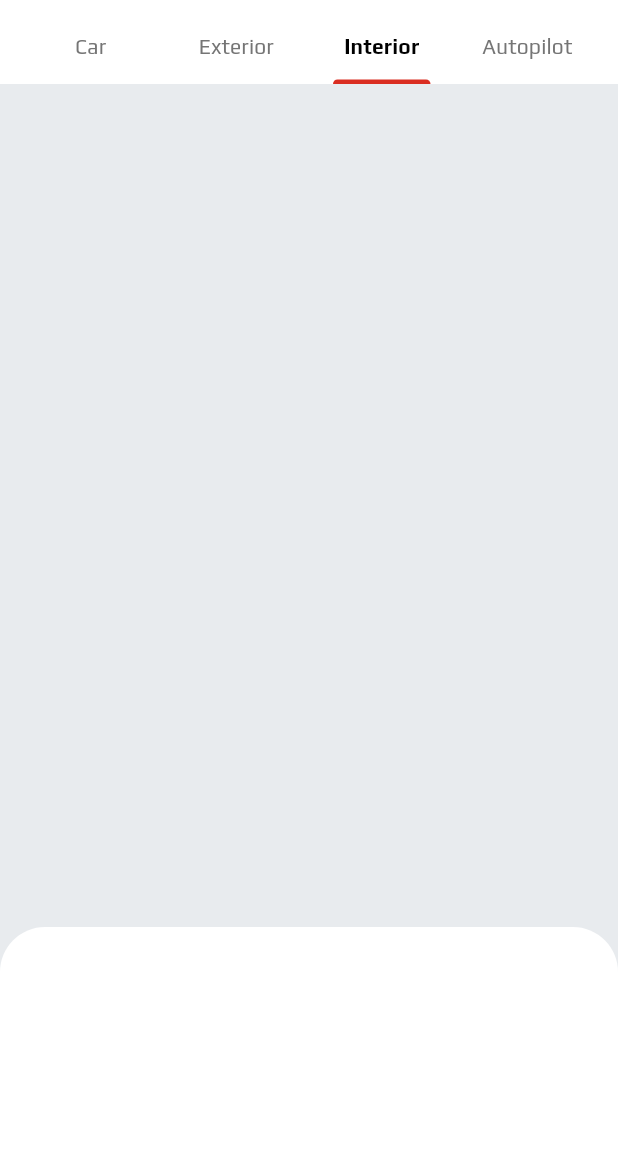
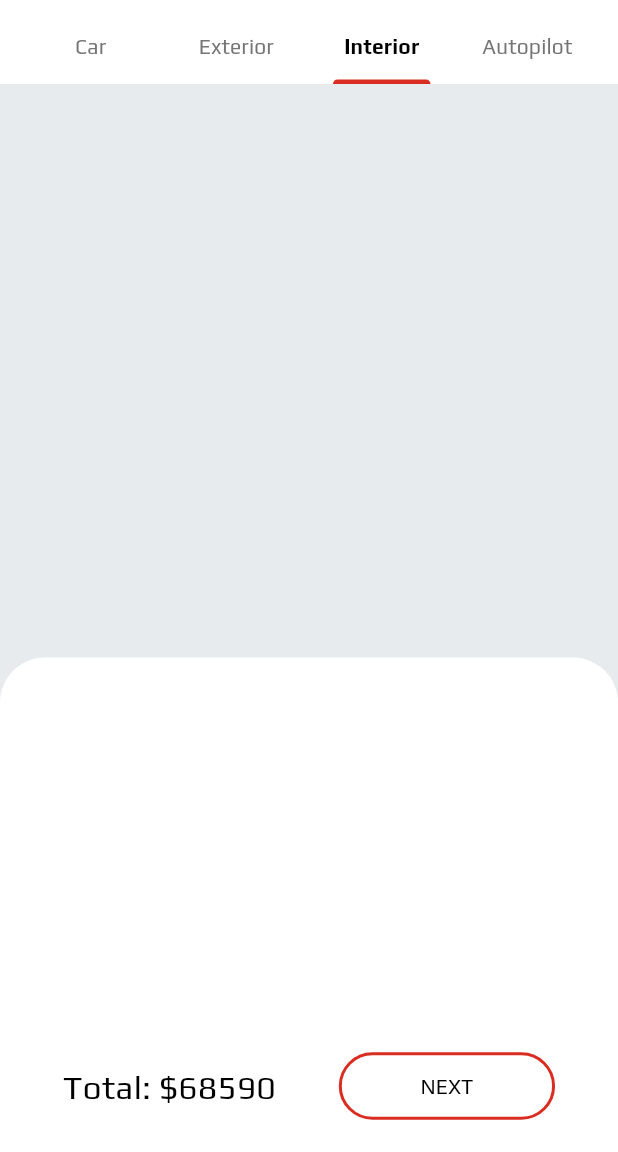
Before and after one commit to senadinmahmic/tesla_order_app_ui, a Flutter app: the CustomizationView screen opened by its route, tab 3 chosen, on a phone screen of 412 x 824 dp, the part 84-1236 px from its top. Run offline on Flutter 3.47's test engine with Material 3 defaults, Android fonts, the phone set to English and light mode, and no system bars; our stand-ins replace get; statements that could not run were skipped.

Commit message:
initial interior tab

```diff
--- a/lib/modules/customization/views/customization_view.dart
+++ b/lib/modules/customization/views/customization_view.dart
@@ -1,6 +1,7 @@
 import 'package:flutter/material.dart';
 import 'package:get/get.dart';
-import 'package:tesla_order_app_ui/modules/customization/views/exterior_tab_view/widgets/price_button.dart';
+import 'package:tesla_order_app_ui/modules/customization/views/exterior_tab_view/widgets/select_color_tab_price_button.dart';
+import 'package:tesla_order_app_ui/modules/customization/views/interior_tab_view/widgets/select_interior_tab_price_button.dart';
 import 'package:tesla_order_app_ui/modules/customization/widgets/bottom_container.dart';
 import 'package:tesla_order_app_ui/modules/customization/views/car_tab_view/widgets/car_tab_info.dart';
 import 'package:tesla_order_app_ui/modules/customization/views/exterior_tab_view/select_car_color_view.dart';
@@ -50,8 +51,10 @@ class CustomizationView extends GetView<CustomizationController> {
                 child: page == 0
                     ? const CarTabInfo()
                     : page == 1
-                        ? const PriceButton()
-                        : const SizedBox(),
+                        ? const SelectColorTabPriceButton()
+                        : page == 2
+                            ? const SelectInteriorTabPriceButton()
+                            : const SizedBox(),
               );
             },
           ),
--- a/lib/modules/customization/views/exterior_tab_view/widgets/price_button.dart
+++ b/lib/modules/customization/views/exterior_tab_view/widgets/select_color_tab_price_button.dart
@@ -4,8 +4,8 @@ import 'package:get/get.dart';
 import 'package:tesla_order_app_ui/modules/customization/controllers/customization_controller.dart';
 import 'package:tesla_order_app_ui/modules/customization/widgets/bottom_price_button.dart';
 
-class PriceButton extends GetView<CustomizationController> {
-  const PriceButton({super.key});
+class SelectColorTabPriceButton extends GetView<CustomizationController> {
+  const SelectColorTabPriceButton({super.key});
 
   @override
   Widget build(BuildContext context) {
--- /dev/null
+++ b/lib/modules/customization/views/interior_tab_view/widgets/select_interior_tab_price_button.dart
@@ -0,0 +1,25 @@
+import 'package:flutter/material.dart';
+import 'package:get/get.dart';
+
+import 'package:tesla_order_app_ui/modules/customization/controllers/customization_controller.dart';
+import 'package:tesla_order_app_ui/modules/customization/widgets/bottom_price_button.dart';
+
+class SelectInteriorTabPriceButton extends GetView<CustomizationController> {
+  const SelectInteriorTabPriceButton({super.key});
+
+  @override
+  Widget build(BuildContext context) {
+    return Padding(
+      padding: const EdgeInsets.only(bottom: 20),
+      child: Align(
+        alignment: Alignment.bottomCenter,
+        child: BottomPriceButton(
+          onPressed: () {
+            controller.currentTabPage.value = 3;
+            controller.tabController.animateTo(3);
+          },
+        ),
+      ),
+    );
+  }
+}
--- a/lib/modules/customization/widgets/bottom_container.dart
+++ b/lib/modules/customization/widgets/bottom_container.dart
@@ -24,7 +24,7 @@ class BottomContainer extends GetView<CustomizationController> {
             ? (screenSize.height < 800 ? 280 : 355)
             : controller.currentTabPage.value == 1
                 ? 95
-                : 150,
+                : screenSize.height * 0.4,
         decoration: BoxDecoration(
           color: AppColors.white,
           borderRadius: const BorderRadius.only(
```
Also changed, not shown: lib/modules/customization/views/interior_tab_view/select_interior_tab_view.dart (added, +19 -0 lines).
